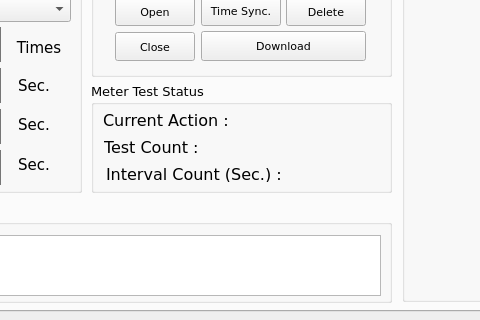
Qt form mainwindow.ui (shnomad/Battery-Test) before a commit; both pictures show x 276 to 756 and y 185 to 505 of the 1024 by 600 pixel window.
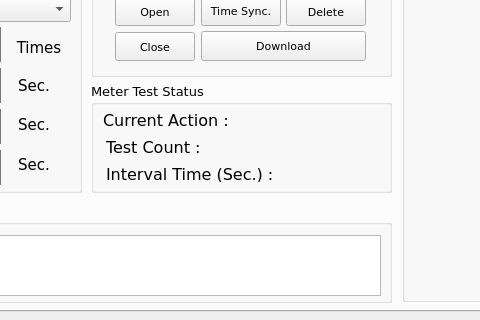
The same form after that commit. Icons and pictures are not drawn.

Diff of the .ui file:
```diff
--- a/mainwindow.ui
+++ b/mainwindow.ui
@@ -734,7 +734,7 @@
       <widget class="QLabel" name="test_count_ch1">
        <property name="geometry">
         <rect>
-         <x>13</x>
+         <x>15</x>
          <y>57</y>
          <width>250</width>
          <height>16</height>
@@ -770,7 +770,7 @@
         </font>
        </property>
        <property name="text">
-        <string>Interval Count (Sec.) :</string>
+        <string>Interval Time (Sec.) :</string>
        </property>
       </widget>
      </widget>
```
